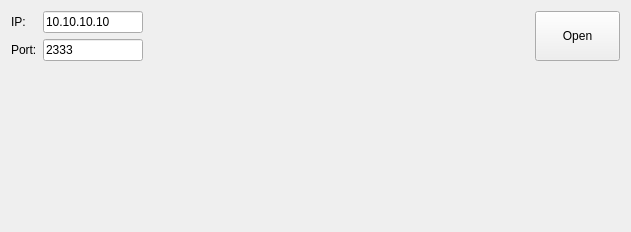
guanglun/serialplot, file src/netcontrol.ui: the form before one commit.
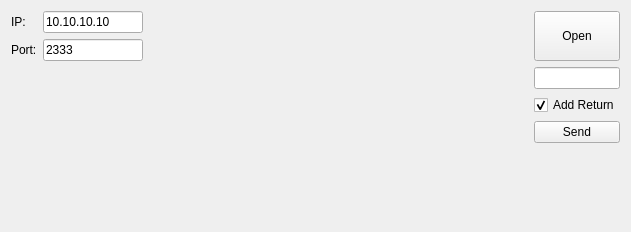
The form after the commit.

Commit message: add net cmd

```diff
--- a/src/netcontrol.ui
+++ b/src/netcontrol.ui
@@ -112,6 +112,26 @@
        </property>
       </widget>
      </item>
+     <item>
+      <widget class="QLineEdit" name="leCmd"/>
+     </item>
+     <item>
+      <widget class="QCheckBox" name="cbAddReturn">
+       <property name="text">
+        <string>Add Return</string>
+       </property>
+       <property name="checked">
+        <bool>true</bool>
+       </property>
+      </widget>
+     </item>
+     <item>
+      <widget class="QPushButton" name="pbSendCmd">
+       <property name="text">
+        <string>Send</string>
+       </property>
+      </widget>
+     </item>
      <item>
       <spacer name="verticalSpacer">
        <property name="orientation">
```
The commit also changes 2 other files.
